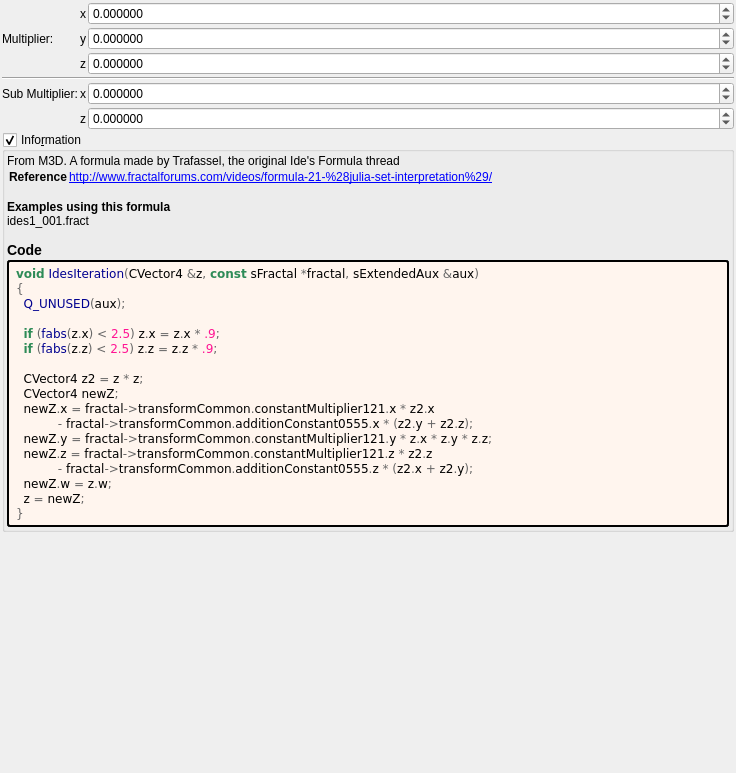
Before: the Qt Designer form mandelbulber2/formula/ui/ides.ui in buddhi1980/mandelbulber2, drawn with Qt 5.
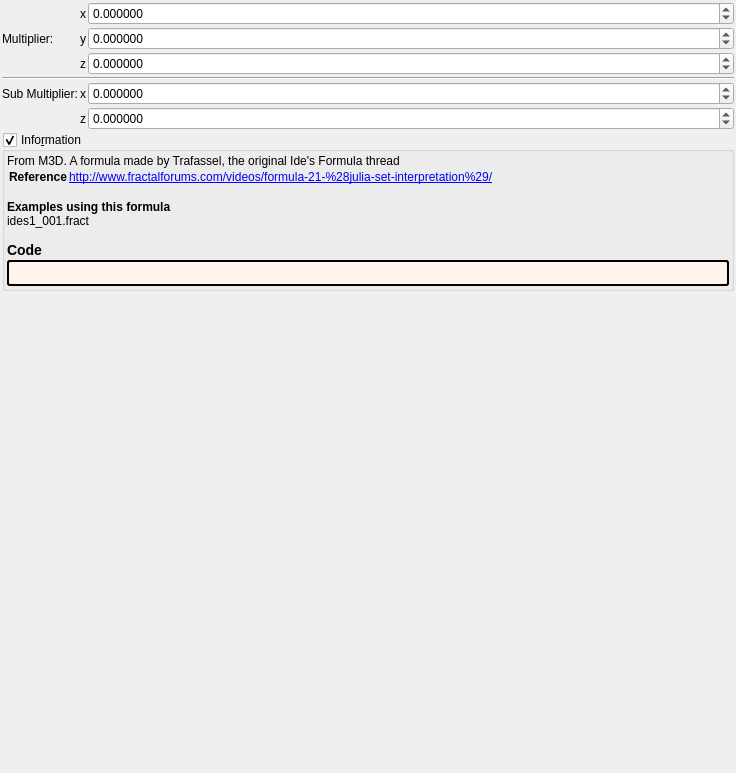
After: the same form once the commit is applied. Custom widgets are drawn as their Qt base class.

Patch:
```diff
--- a/mandelbulber2/formula/ui/ides.ui
+++ b/mandelbulber2/formula/ui/ides.ui
@@ -285,26 +285,7 @@
          <string notr="true">border-style: outset; border-width: 2px; border-radius: 3px; border-color: black; background-color: #fff5ee; padding: 4px;</string>
         </property>
         <property name="text">
-         <string notr="true">&lt;body style=&quot;background-color:#fff5ee&quot;&gt;
-&lt;pre style=&quot;color:#000000; background-color:#fff5ee;  font-family:'Courier New',monospace;&quot;&gt;&lt;span style=&quot;color:#2e8b57; font-weight:bold&quot;&gt;void&lt;/span&gt; &lt;span style=&quot;color:#00008f&quot;&gt;IdesIteration&lt;/span&gt;&lt;span style=&quot;color:#676767&quot;&gt;(&lt;/span&gt;CVector4 &lt;span style=&quot;color:#676767&quot;&gt;&amp;amp;&lt;/span&gt;z&lt;span style=&quot;color:#676767&quot;&gt;,&lt;/span&gt; &lt;span style=&quot;color:#2e8b57; font-weight:bold&quot;&gt;const&lt;/span&gt; sFractal &lt;span style=&quot;color:#676767&quot;&gt;*&lt;/span&gt;fractal&lt;span style=&quot;color:#676767&quot;&gt;,&lt;/span&gt; sExtendedAux &lt;span style=&quot;color:#676767&quot;&gt;&amp;amp;&lt;/span&gt;aux&lt;span style=&quot;color:#676767&quot;&gt;)&lt;/span&gt;
-&lt;span style=&quot;color:#676767&quot;&gt;{&lt;/span&gt;
-  &lt;span style=&quot;color:#00008f&quot;&gt;Q_UNUSED&lt;/span&gt;&lt;span style=&quot;color:#676767&quot;&gt;(&lt;/span&gt;aux&lt;span style=&quot;color:#676767&quot;&gt;);&lt;/span&gt;
-
-  &lt;span style=&quot;color:#2e8b57; font-weight:bold&quot;&gt;if&lt;/span&gt; &lt;span style=&quot;color:#676767&quot;&gt;(&lt;/span&gt;&lt;span style=&quot;color:#00008f&quot;&gt;fabs&lt;/span&gt;&lt;span style=&quot;color:#676767&quot;&gt;(&lt;/span&gt;z&lt;span style=&quot;color:#676767&quot;&gt;.&lt;/span&gt;x&lt;span style=&quot;color:#676767&quot;&gt;) &amp;lt;&lt;/span&gt; &lt;span style=&quot;color:#ff1493&quot;&gt;2.5&lt;/span&gt;&lt;span style=&quot;color:#676767&quot;&gt;)&lt;/span&gt; z&lt;span style=&quot;color:#676767&quot;&gt;.&lt;/span&gt;x &lt;span style=&quot;color:#676767&quot;&gt;=&lt;/span&gt; z&lt;span style=&quot;color:#676767&quot;&gt;.&lt;/span&gt;x &lt;span style=&quot;color:#676767&quot;&gt;*&lt;/span&gt; &lt;span style=&quot;color:#ff1493&quot;&gt;.9&lt;/span&gt;&lt;span style=&quot;color:#676767&quot;&gt;;&lt;/span&gt;
-  &lt;span style=&quot;color:#2e8b57; font-weight:bold&quot;&gt;if&lt;/span&gt; &lt;span style=&quot;color:#676767&quot;&gt;(&lt;/span&gt;&lt;span style=&quot;color:#00008f&quot;&gt;fabs&lt;/span&gt;&lt;span style=&quot;color:#676767&quot;&gt;(&lt;/span&gt;z&lt;span style=&quot;color:#676767&quot;&gt;.&lt;/span&gt;z&lt;span style=&quot;color:#676767&quot;&gt;) &amp;lt;&lt;/span&gt; &lt;span style=&quot;color:#ff1493&quot;&gt;2.5&lt;/span&gt;&lt;span style=&quot;color:#676767&quot;&gt;)&lt;/span&gt; z&lt;span style=&quot;color:#676767&quot;&gt;.&lt;/span&gt;z &lt;span style=&quot;color:#676767&quot;&gt;=&lt;/span&gt; z&lt;span style=&quot;color:#676767&quot;&gt;.&lt;/span&gt;z &lt;span style=&quot;color:#676767&quot;&gt;*&lt;/span&gt; &lt;span style=&quot;color:#ff1493&quot;&gt;.9&lt;/span&gt;&lt;span style=&quot;color:#676767&quot;&gt;;&lt;/span&gt;
-
-  CVector4 z2 &lt;span style=&quot;color:#676767&quot;&gt;=&lt;/span&gt; z &lt;span style=&quot;color:#676767&quot;&gt;*&lt;/span&gt; z&lt;span style=&quot;color:#676767&quot;&gt;;&lt;/span&gt;
-  CVector4 newZ&lt;span style=&quot;color:#676767&quot;&gt;;&lt;/span&gt;
-  newZ&lt;span style=&quot;color:#676767&quot;&gt;.&lt;/span&gt;x &lt;span style=&quot;color:#676767&quot;&gt;=&lt;/span&gt; fractal&lt;span style=&quot;color:#676767&quot;&gt;-&amp;gt;&lt;/span&gt;transformCommon&lt;span style=&quot;color:#676767&quot;&gt;.&lt;/span&gt;constantMultiplier121&lt;span style=&quot;color:#676767&quot;&gt;.&lt;/span&gt;x &lt;span style=&quot;color:#676767&quot;&gt;*&lt;/span&gt; z2&lt;span style=&quot;color:#676767&quot;&gt;.&lt;/span&gt;x
-           &lt;span style=&quot;color:#676767&quot;&gt;-&lt;/span&gt; fractal&lt;span style=&quot;color:#676767&quot;&gt;-&amp;gt;&lt;/span&gt;transformCommon&lt;span style=&quot;color:#676767&quot;&gt;.&lt;/span&gt;additionConstant0555&lt;span style=&quot;color:#676767&quot;&gt;.&lt;/span&gt;x &lt;span style=&quot;color:#676767&quot;&gt;* (&lt;/span&gt;z2&lt;span style=&quot;color:#676767&quot;&gt;.&lt;/span&gt;y &lt;span style=&quot;color:#676767&quot;&gt;+&lt;/span&gt; z2&lt;span style=&quot;color:#676767&quot;&gt;.&lt;/span&gt;z&lt;span style=&quot;color:#676767&quot;&gt;);&lt;/span&gt;
-  newZ&lt;span style=&quot;color:#676767&quot;&gt;.&lt;/span&gt;y &lt;span style=&quot;color:#676767&quot;&gt;=&lt;/span&gt; fractal&lt;span style=&quot;color:#676767&quot;&gt;-&amp;gt;&lt;/span&gt;transformCommon&lt;span style=&quot;color:#676767&quot;&gt;.&lt;/span&gt;constantMultiplier121&lt;span style=&quot;color:#676767&quot;&gt;.&lt;/span&gt;y &lt;span style=&quot;color:#676767&quot;&gt;*&lt;/span&gt; z&lt;span style=&quot;color:#676767&quot;&gt;.&lt;/span&gt;x &lt;span style=&quot;color:#676767&quot;&gt;*&lt;/span&gt; z&lt;span style=&quot;color:#676767&quot;&gt;.&lt;/span&gt;y &lt;span style=&quot;color:#676767&quot;&gt;*&lt;/span&gt; z&lt;span style=&quot;color:#676767&quot;&gt;.&lt;/span&gt;z&lt;span style=&quot;color:#676767&quot;&gt;;&lt;/span&gt;
-  newZ&lt;span style=&quot;color:#676767&quot;&gt;.&lt;/span&gt;z &lt;span style=&quot;color:#676767&quot;&gt;=&lt;/span&gt; fractal&lt;span style=&quot;color:#676767&quot;&gt;-&amp;gt;&lt;/span&gt;transformCommon&lt;span style=&quot;color:#676767&quot;&gt;.&lt;/span&gt;constantMultiplier121&lt;span style=&quot;color:#676767&quot;&gt;.&lt;/span&gt;z &lt;span style=&quot;color:#676767&quot;&gt;*&lt;/span&gt; z2&lt;span style=&quot;color:#676767&quot;&gt;.&lt;/span&gt;z
-           &lt;span style=&quot;color:#676767&quot;&gt;-&lt;/span&gt; fractal&lt;span style=&quot;color:#676767&quot;&gt;-&amp;gt;&lt;/span&gt;transformCommon&lt;span style=&quot;color:#676767&quot;&gt;.&lt;/span&gt;additionConstant0555&lt;span style=&quot;color:#676767&quot;&gt;.&lt;/span&gt;z &lt;span style=&quot;color:#676767&quot;&gt;* (&lt;/span&gt;z2&lt;span style=&quot;color:#676767&quot;&gt;.&lt;/span&gt;x &lt;span style=&quot;color:#676767&quot;&gt;+&lt;/span&gt; z2&lt;span style=&quot;color:#676767&quot;&gt;.&lt;/span&gt;y&lt;span style=&quot;color:#676767&quot;&gt;);&lt;/span&gt;
-  newZ&lt;span style=&quot;color:#676767&quot;&gt;.&lt;/span&gt;w &lt;span style=&quot;color:#676767&quot;&gt;=&lt;/span&gt; z&lt;span style=&quot;color:#676767&quot;&gt;.&lt;/span&gt;w&lt;span style=&quot;color:#676767&quot;&gt;;&lt;/span&gt;
-  z &lt;span style=&quot;color:#676767&quot;&gt;=&lt;/span&gt; newZ&lt;span style=&quot;color:#676767&quot;&gt;;&lt;/span&gt;
-&lt;span style=&quot;color:#676767&quot;&gt;}&lt;/span&gt;
-&lt;/pre&gt;
-&lt;/body&gt;</string>
+         <string notr="true"></string>
         </property>
         <property name="wordWrap">
          <bool>true</bool>
```
